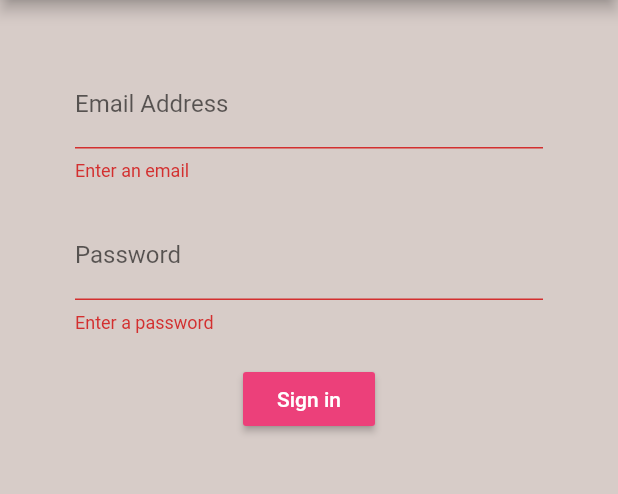
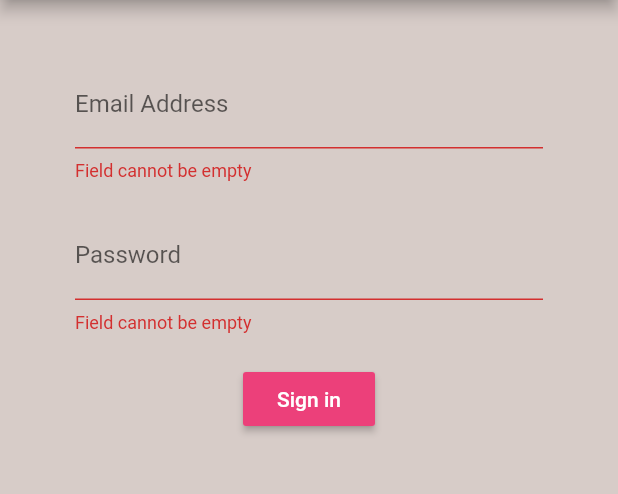
Before and after one commit to eso5-uol/Flutter-reciepts-app, a Flutter app: the screen it shows after launch, after a tap on "Sign in", on a phone screen of 412 x 824 dp, the part 84-578 px from its top. Run offline on Flutter 3.47's test engine with Material 2 defaults, Android fonts, the phone set to English and light mode, and no system bars; our stand-ins replace firebase_auth, fluttertoast; accounts and stored records are empty.

Commit message:
added validator class with empty string validation

```diff
--- a/fdm_expenses_app/lib/screens/authenticate/sign_in.dart
+++ b/fdm_expenses_app/lib/screens/authenticate/sign_in.dart
@@ -2,6 +2,7 @@ import 'package:fdm_expenses_app/screens/services/auth.dart';
 import 'package:flutter/material.dart';
 import 'package:fluttertoast/fluttertoast.dart';
 import 'package:flutter/services.dart';
+import 'package:fdm_expenses_app/validators.dart';
 
 class SignIn extends StatefulWidget {
   @override
@@ -33,8 +34,9 @@ class _SignInState extends State<SignIn> {
           child: Column(
             children: <Widget>[
               SizedBox(height: 20,),
-              TextFormField(//email
-                validator: (val) => val.isEmpty ? "Enter an email" : null,
+              //email
+              TextFormField(
+                validator: Validator.emptyString,
                 onChanged: (value) {
                   setState(() {
                     _email = value;
@@ -46,8 +48,9 @@ class _SignInState extends State<SignIn> {
                 ),
               ),
               SizedBox(height: 20,),
-              TextFormField(                    //password
-                validator: (val) => val.isEmpty ? "Enter a password" : null,
+              //password
+              TextFormField(
+                validator: Validator.emptyString,
                 onChanged: (value) {
                   setState(() {
                     _password = value;
@@ -59,7 +62,8 @@ class _SignInState extends State<SignIn> {
                 obscureText: true,
               ),
               SizedBox(height: 20),
-              RaisedButton(                     //button
+              //button
+              RaisedButton(
                 color: Colors.pink[400],
                 child: Text(
                   "Sign in",
--- /dev/null
+++ b/fdm_expenses_app/lib/validators.dart
@@ -0,0 +1,5 @@
+class Validator {
+  static String emptyString(String value) {
+    return value.isEmpty ? 'Field cannot be empty' : null;
+  }
+}
```
